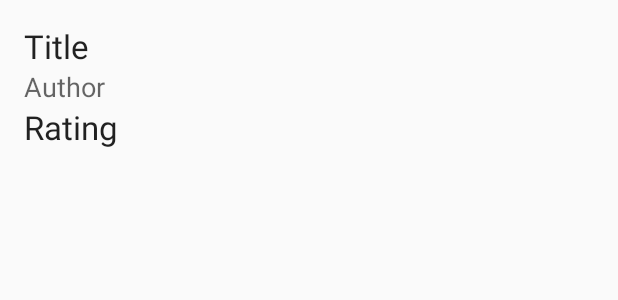
After one commit to code-for-coffee/libres-to-read, an Android app: the layout activity_detail.xml on its own in the app's theme, with its tools: preview values and no code run, on a phone screen of 412 x 824 dp. The commit adds this screen. Shown: the top 300 px of the screen. Run offline under Robolectric (Android 15) with nearby library versions, the phone set to English and light mode, and no system bars.

Commit message:
updating cuz i r dumb

```diff
--- a/app/src/main/AndroidManifest.xml
+++ b/app/src/main/AndroidManifest.xml
@@ -15,6 +15,8 @@
                 <category android:name="android.intent.category.LAUNCHER"/>
             </intent-filter>
         </activity>
+        <activity android:name=".DetailActivity">
+        </activity>
     </application>
 
 </manifest>
--- /dev/null
+++ b/app/src/main/res/layout/activity_detail.xml
@@ -0,0 +1,48 @@
+<?xml version="1.0" encoding="utf-8"?>
+<RelativeLayout
+    xmlns:android="http://schemas.android.com/apk/res/android"
+    xmlns:tools="http://schemas.android.com/tools"
+    android:layout_width="match_parent"
+    android:layout_height="match_parent"
+    android:paddingBottom="@dimen/activity_vertical_margin"
+    android:paddingLeft="@dimen/activity_horizontal_margin"
+    android:paddingRight="@dimen/activity_horizontal_margin"
+    android:paddingTop="@dimen/activity_vertical_margin"
+    tools:context="org.codeforcoffee.librestoread.DetailActivity">
+
+    <TextView
+        android:layout_width="wrap_content"
+        android:layout_height="wrap_content"
+        android:textAppearance="?android:attr/textAppearanceLarge"
+        android:text="Title"
+        android:id="@+id/book_title"
+        android:layout_alignParentTop="true"
+        android:layout_alignParentLeft="true"
+        android:layout_alignParentStart="true"
+        android:layout_alignParentRight="true"
+        android:layout_alignParentEnd="true"/>
+
+    <TextView
+        android:layout_width="wrap_content"
+        android:layout_height="wrap_content"
+        android:textAppearance="?android:attr/textAppearanceMedium"
+        android:text="Author"
+        android:id="@+id/book_author"
+        android:layout_below="@+id/book_title"
+        android:layout_alignParentLeft="true"
+        android:layout_alignParentStart="true"
+        android:layout_alignRight="@+id/book_title"
+        android:layout_alignEnd="@+id/book_title"/>
+
+    <TextView
+        android:layout_width="wrap_content"
+        android:layout_height="wrap_content"
+        android:textAppearance="?android:attr/textAppearanceLarge"
+        android:text="Rating"
+        android:id="@+id/book_rating"
+        android:layout_alignParentLeft="true"
+        android:layout_alignParentStart="true"
+        android:layout_below="@+id/book_author"
+        android:layout_alignRight="@+id/book_author"
+        android:layout_alignEnd="@+id/book_author"/>
+</RelativeLayout>
```
Also changed, not shown: app/src/main/java/org/codeforcoffee/librestoread/DetailActivity.java (added, +35 -0 lines), app/src/main/java/org/codeforcoffee/librestoread/MainActivity.java (+26 -4 lines).
